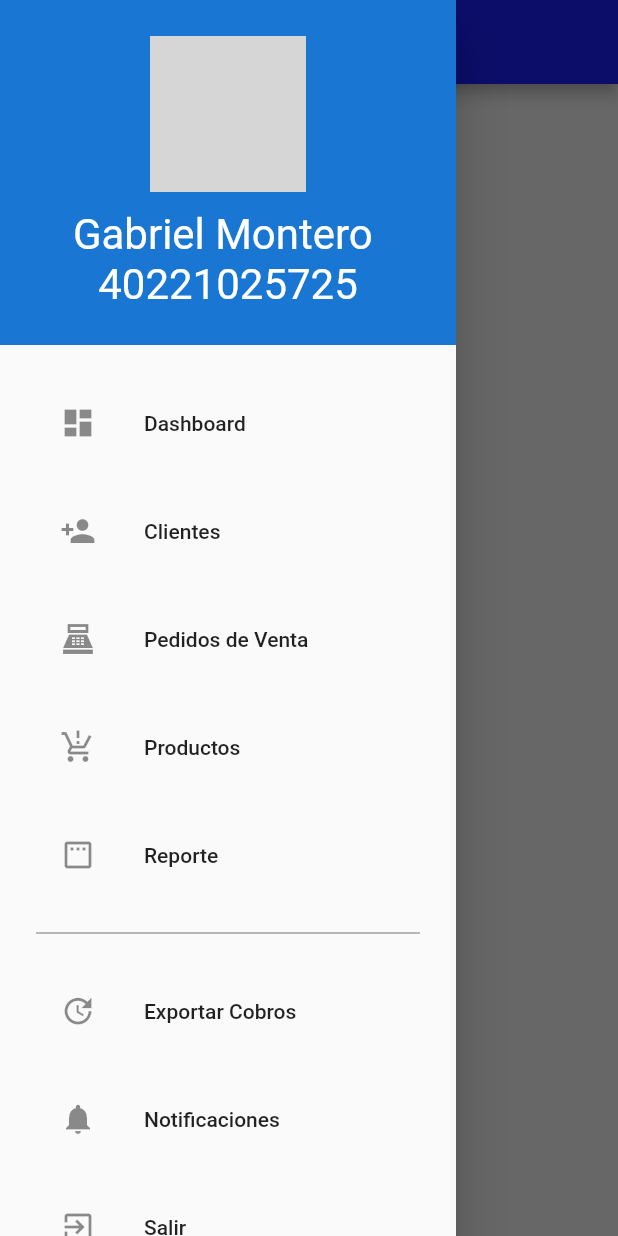
After one commit to gabriel9107/SigaApp, a Flutter app: the HomeScreen screen opened by its route, with the side drawer open, on a phone screen of 412 x 824 dp. The commit adds this screen. Run offline on Flutter 3.47's test engine with Material 2 defaults, Android fonts, the phone set to English and light mode, and no system bars; network calls fail; grey boxes are pictures that could not be loaded.

Commit message:
menu completo

```diff
--- a/lib/screens/home_screen.dart
+++ b/lib/screens/home_screen.dart
@@ -1,12 +1,28 @@
 import 'package:flutter/material.dart';
+
+import 'nav_screen.dart';
 
 class HomeScreen extends StatelessWidget {
   @override
-  Widget build(BuildContext context) {
-    return Scaffold(
-      body: Center(
-        child: Text('Hola mundo'),
-      ),
-    );
-  }
+  Widget build(BuildContext context) => Scaffold(
+        appBar: AppBar(
+          title: const Text('Siga Mobile'),
+          backgroundColor: Color.fromARGB(255, 25, 28, 228),
+        ),
+        drawer: NavigationDrawer(),
+        body: Center(
+          child: Text('espacio de prueba '),
+        ),
+      );
 }
+
+
+//   Widget build(BuildContext context)
+//   {
+//     return Scaffold(
+//       body: Center(
+//         child: Text('Hola mundo'),
+//       ),
+//     );
+//   }
+// }
--- a/lib/screens/login_screen.dart
+++ b/lib/screens/login_screen.dart
@@ -49,9 +49,11 @@ class LoginScreen extends StatelessWidget {
 class _LoginForm extends StatelessWidget {
   @override
   Widget build(BuildContext context) {
-    // final loginForm = promiseToFuture(jsPromise)
+    final loginForm = Provider.of<LoginFormProvider>(context);
+
     return Container(
       child: Form(
+          key: loginForm.formKey,
           autovalidateMode: AutovalidateMode.onUserInteraction,
           child: Column(
             children: [
@@ -90,7 +92,11 @@ class _LoginForm extends StatelessWidget {
                     child:
                         Text('Ingresar', style: TextStyle(color: Colors.white)),
                   ),
-                  onPressed: () {}),
+                  onPressed: () {
+                    FocusScope.of(context).unfocus();
+                    if (!loginForm.isValidForm()) return;
+                    Navigator.pushReplacementNamed(context, 'home');
+                  }),
             ],
           )),
     );
--- /dev/null
+++ b/lib/screens/nav_screen.dart
@@ -0,0 +1,106 @@
+import 'package:flutter/material.dart';
+import 'package:flutter_application_2/screens/home_screen.dart';
+import 'package:flutter_application_2/screens/user_scren.dart';
+
+class NavigationDrawer extends StatelessWidget {
+  // const NavigationDrawer({Key? key}) : super(key: key)
+
+  @override
+  Widget build(BuildContext context) => Drawer(
+        child: SingleChildScrollView(
+            child: Column(
+                crossAxisAlignment: CrossAxisAlignment.stretch,
+                children: <Widget>[
+              buildHeader(context),
+              buildMenuItems(context),
+            ])),
+      );
+
+  Widget buildHeader(BuildContext context) => Material(
+      // Container(
+      color: Colors.blue.shade700,
+      child: InkWell(
+        onTap: () {
+          Navigator.pop(context);
+
+          Navigator.of(context).push(MaterialPageRoute(
+            builder: (context) => UserPage(),
+          ));
+        },
+        child: Container(
+          padding: EdgeInsets.only(
+            top: 24 + MediaQuery.of(context).padding.top,
+            bottom: 24,
+          ),
+          child: Column(
+            children: [
+              CircleAvatar(
+                radius: 52,
+                backgroundImage: NetworkImage(
+                    'https://media-exp1.licdn.com/dms/image/C5603AQFi7E4ddF3_pQ/profile-displayphoto-shrink_200_200/0/1516449677675?e=2147483647&v=beta&t=7GNpJdPJoCaIq3B-dPcdspAYvazBLSDndpzw5--W-hM'),
+              ),
+              SizedBox(height: 12),
+              Text(
+                'Gabriel Montero ',
+                style: TextStyle(fontSize: 28, color: Colors.white),
+              ),
+              Text(
+                '40221025725',
+                style: TextStyle(fontSize: 28, color: Colors.white),
+              )
+            ],
+          ),
+        ),
+      ));
+
+  Widget buildMenuItems(BuildContext context) => Container(
+      padding: const EdgeInsets.all(24), //espacio del padding
+      child: Wrap(
+        runSpacing: 16, //espacio entre ellos
+        children: [
+          ListTile(
+              leading: const Icon(Icons.dashboard),
+              title: const Text('Dashboard'),
+              onTap: () =>
+                  Navigator.of(context).pushReplacement(MaterialPageRoute(
+                    builder: (context) => HomeScreen(),
+                  ))),
+          ListTile(
+            leading: const Icon(Icons.person_add),
+            title: const Text('Clientes'),
+            onTap: () {},
+          ),
+          ListTile(
+            leading: const Icon(Icons.point_of_sale_sharp),
+            title: const Text('Pedidos de Venta'),
+            onTap: () {},
+          ),
+          ListTile(
+            leading: const Icon(Icons.production_quantity_limits),
+            title: const Text('Productos'),
+            onTap: () {},
+          ),
+          ListTile(
+            leading: const Icon(Icons.padding_outlined),
+            title: const Text('Reporte'),
+            onTap: () {},
+          ),
+          const Divider(color: Colors.black54),
+          ListTile(
+            leading: const Icon(Icons.update),
+            title: const Text('Exportar Cobros'),
+            onTap: () {},
+          ),
+          ListTile(
+            leading: const Icon(Icons.notifications),
+            title: const Text('Notificaciones'),
+            onTap: () {},
+          ),
+          ListTile(
+            leading: const Icon(Icons.exit_to_app_outlined),
+            title: const Text('Salir'),
+            onTap: () {},
+          ),
+        ],
+      ));
+}
--- /dev/null
+++ b/lib/screens/user_scren.dart
@@ -0,0 +1,12 @@
+import 'package:flutter/material.dart';
+
+class UserPage extends StatelessWidget {
+  @override
+  Widget build(BuildContext context) => Scaffold(
+        appBar: AppBar(
+          title: const Text('Gabriel Montero'),
+        ),
+        body: Image.network(
+            'https://www.google.com.do/url?sa=i&url=https%3A%2F%2Fdo.linkedin.com%2Fin%2Fgabriel-montero-terrero-74954a30&psig=AOvVaw1r-xu39f1R2Dpm-bn9-owK&ust=1668020558350000&source=images&cd=vfe&ved=0CAwQjRxqFwoTCJiWpviin_sCFQAAAAAdAAAAABAJ'),
+      );
+}
```
Also changed, not shown: lib/screens/clientes_screen.dart (added), lib/screens/pedidos_screen.dart (added), lib/screens/productos_screen.dart (added).
